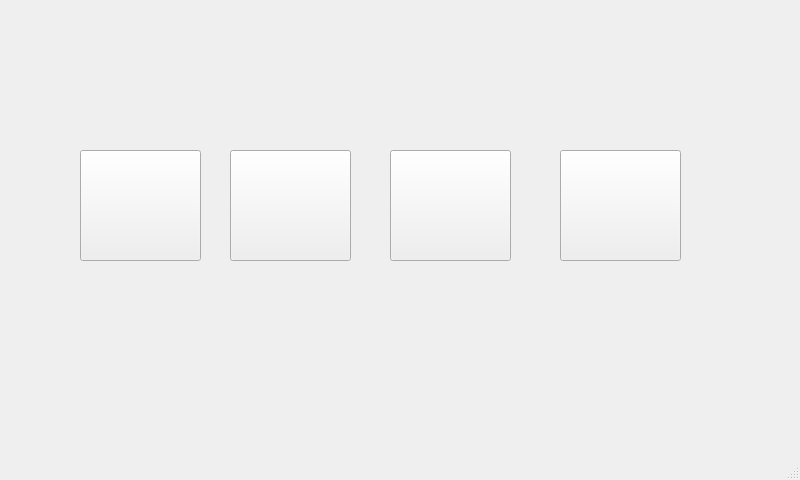
Old version of the form choosewindow.ui in the repository mateusur/Home_automation.
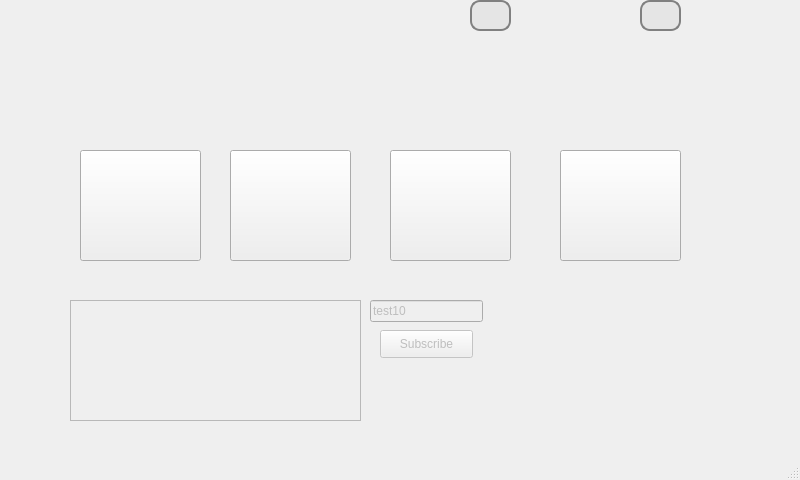
New version of the form.

Commit message: Topic subscription and icons added

```diff
--- a/choosewindow.ui
+++ b/choosewindow.ui
@@ -66,6 +66,174 @@
      <string/>
     </property>
    </widget>
+   <widget class="QPlainTextEdit" name="editLog">
+    <property name="enabled">
+     <bool>false</bool>
+    </property>
+    <property name="geometry">
+     <rect>
+      <x>70</x>
+      <y>300</y>
+      <width>291</width>
+      <height>121</height>
+     </rect>
+    </property>
+   </widget>
+   <widget class="QLineEdit" name="lineEditTopic">
+    <property name="enabled">
+     <bool>false</bool>
+    </property>
+    <property name="geometry">
+     <rect>
+      <x>370</x>
+      <y>300</y>
+      <width>113</width>
+      <height>22</height>
+     </rect>
+    </property>
+    <property name="text">
+     <string>test10</string>
+    </property>
+   </widget>
+   <widget class="QPushButton" name="buttonSubscribe">
+    <property name="enabled">
+     <bool>false</bool>
+    </property>
+    <property name="geometry">
+     <rect>
+      <x>380</x>
+      <y>330</y>
+      <width>93</width>
+      <height>28</height>
+     </rect>
+    </property>
+    <property name="text">
+     <string>Subscribe</string>
+    </property>
+   </widget>
+   <widget class="QLabel" name="label_hum">
+    <property name="geometry">
+     <rect>
+      <x>600</x>
+      <y>0</y>
+      <width>31</width>
+      <height>31</height>
+     </rect>
+    </property>
+    <property name="text">
+     <string/>
+    </property>
+   </widget>
+   <widget class="QLabel" name="label_temp">
+    <property name="geometry">
+     <rect>
+      <x>440</x>
+      <y>0</y>
+      <width>31</width>
+      <height>31</height>
+     </rect>
+    </property>
+    <property name="text">
+     <string/>
+    </property>
+   </widget>
+   <widget class="QLineEdit" name="lineEdit_temp">
+    <property name="geometry">
+     <rect>
+      <x>470</x>
+      <y>0</y>
+      <width>41</width>
+      <height>31</height>
+     </rect>
+    </property>
+    <property name="styleSheet">
+     <string notr="true">QLineEdit { 
+border: 2px solid grey;
+border-radius: 10px;
+text-align: center;
+background-color: rgb(229, 229, 229);
+}
+</string>
+    </property>
+    <property name="alignment">
+     <set>Qt::AlignCenter</set>
+    </property>
+   </widget>
+   <widget class="QLineEdit" name="lineEdit_hum">
+    <property name="geometry">
+     <rect>
+      <x>640</x>
+      <y>0</y>
+      <width>41</width>
+      <height>31</height>
+     </rect>
+    </property>
+    <property name="styleSheet">
+     <string notr="true">QLineEdit { 
+border: 2px solid grey;
+border-radius: 10px;
+text-align: center;
+background-color: rgb(229, 229, 229);
+}
+</string>
+    </property>
+    <property name="alignment">
+     <set>Qt::AlignCenter</set>
+    </property>
+   </widget>
+   <widget class="QLabel" name="label_temp_2">
+    <property name="geometry">
+     <rect>
+      <x>510</x>
+      <y>0</y>
+      <width>31</width>
+      <height>31</height>
+     </rect>
+    </property>
+    <property name="text">
+     <string/>
+    </property>
+   </widget>
+   <widget class="QLabel" name="label_hum_2">
+    <property name="geometry">
+     <rect>
+      <x>680</x>
+      <y>0</y>
+      <width>31</width>
+      <height>31</height>
+     </rect>
+    </property>
+    <property name="text">
+     <string/>
+    </property>
+   </widget>
+   <widget class="QLabel" name="label_doors">
+    <property name="geometry">
+     <rect>
+      <x>760</x>
+      <y>0</y>
+      <width>31</width>
+      <height>31</height>
+     </rect>
+    </property>
+    <property name="text">
+     <string/>
+    </property>
+   </widget>
+   <zorder>lineEditTopic</zorder>
+   <zorder>chickencoop_button</zorder>
+   <zorder>garden_button</zorder>
+   <zorder>weather_button</zorder>
+   <zorder>lights_button</zorder>
+   <zorder>editLog</zorder>
+   <zorder>buttonSubscribe</zorder>
+   <zorder>label_hum</zorder>
+   <zorder>label_temp</zorder>
+   <zorder>lineEdit_temp</zorder>
+   <zorder>lineEdit_hum</zorder>
+   <zorder>label_temp_2</zorder>
+   <zorder>label_hum_2</zorder>
+   <zorder>label_doors</zorder>
   </widget>
   <widget class="QMenuBar" name="menubar">
    <property name="geometry">
```
The commit also changes 8 other files.
